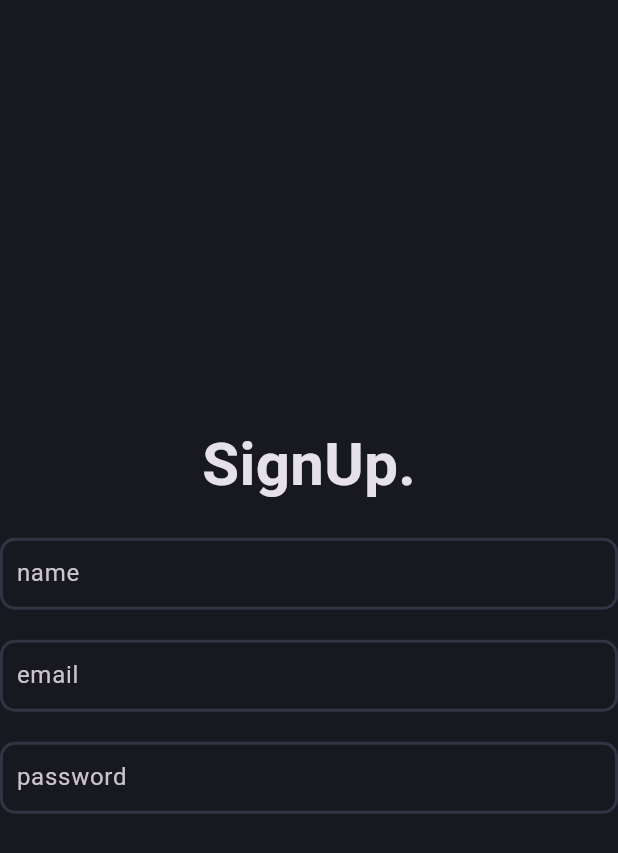
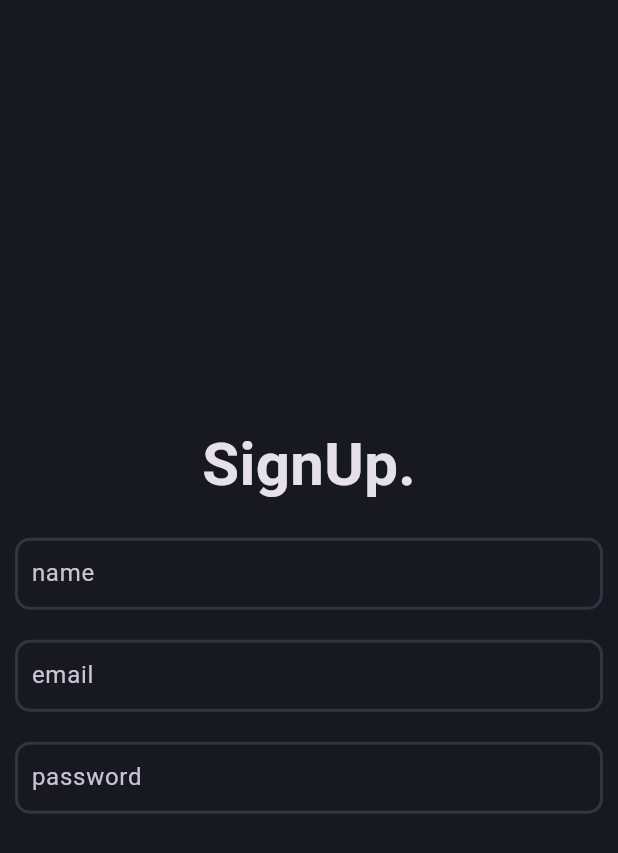
Before and after one commit to samuketema/weblog, a Flutter app: the screen it shows after launch, on a phone screen of 412 x 824 dp. Shown: the top 853 px of the screen. Run offline on Flutter 3.47's test engine with Material 3 defaults, Android fonts, the phone set to English and light mode, and no system bars.

Commit message:
content padding addedd

```diff
--- a/lib/features/auth/presentation/pages/sign_up_page.dart
+++ b/lib/features/auth/presentation/pages/sign_up_page.dart
@@ -12,7 +12,9 @@ class _SignUpPageState extends State<SignUpPage> {
   @override
   Widget build(BuildContext context) {
     return const Scaffold(
-      body: Column(
+      body: Padding(
+        padding: EdgeInsets.all(10),
+        child: Column(
           mainAxisAlignment: MainAxisAlignment.center,
           children: [
             Text(
@@ -28,6 +30,7 @@ class _SignUpPageState extends State<SignUpPage> {
 
           ],
         ),
+      ),
     );
   }
 }
```
Lines whose indentation alone changed are shown as unchanged.
